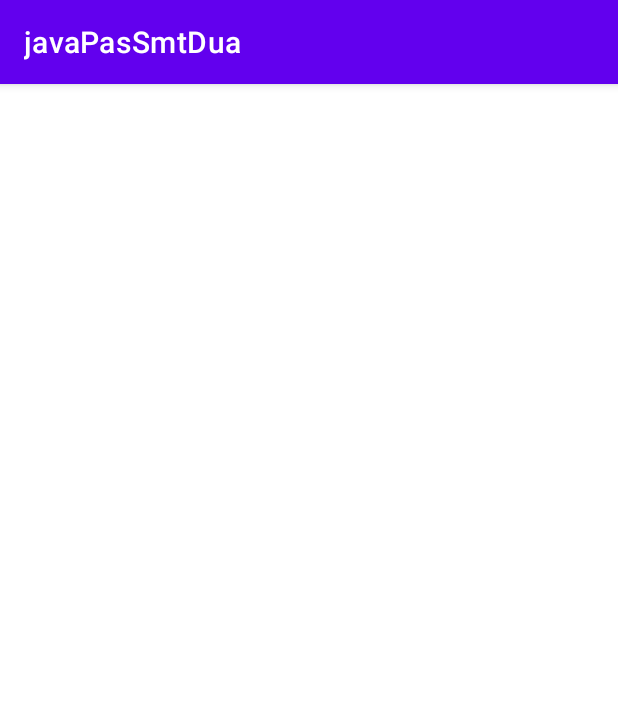
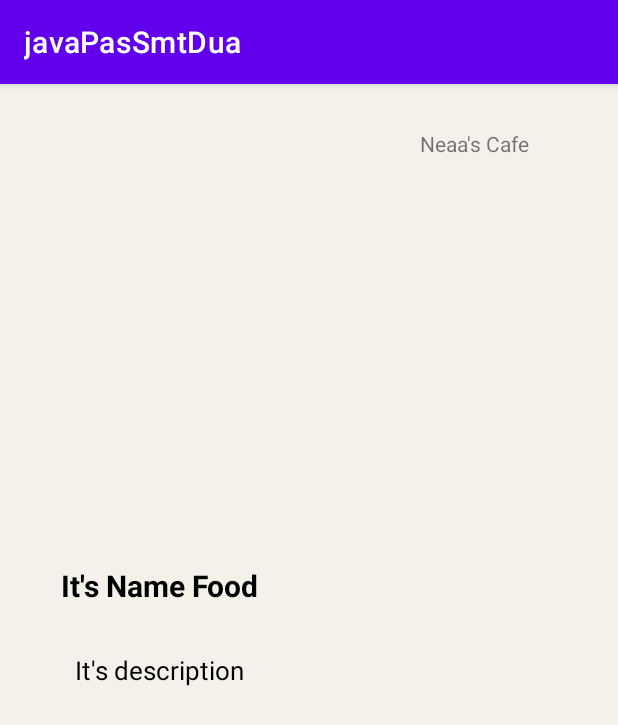
Before and after one commit to AlyaaRana/RecycleView, an Android app: the DetailPage screen opened directly, with no data from a screen before it, on a phone screen of 412 x 824 dp. Shown: the top 725 px of the screen. Run offline under Robolectric (Android 15) with nearby library versions, the light colour scheme and no system bars; pictures from the network do not load; 3 statements that could not run were skipped.

Commit message:
layout/detail-team-page

```diff
--- a/app/src/main/java/com/example/javapassmtdua/DetailPage.java
+++ b/app/src/main/java/com/example/javapassmtdua/DetailPage.java
@@ -2,13 +2,43 @@ package com.example.javapassmtdua;
 
 import androidx.appcompat.app.AppCompatActivity;
 
+import android.content.Intent;
 import android.os.Bundle;
+import android.widget.ImageView;
+import android.widget.TextView;
+
+import com.bumptech.glide.Glide;
+import com.bumptech.glide.request.RequestOptions;
+
+import java.util.ArrayList;
 
 public class DetailPage extends AppCompatActivity {
+
+    Intent i;
+    EPLListFood eplListFood;
+    TextView tv_nameMenu, tv_decsMenu;
+    ImageView iv_imgMenu;
+
 
     @Override
     protected void onCreate(Bundle savedInstanceState) {
         super.onCreate(savedInstanceState);
         setContentView(R.layout.activity_detail_page);
+
+        i = getIntent();
+        eplListFood = (EPLListFood)  i.getParcelableExtra("myfood");
+
+        tv_nameMenu= findViewById(R.id.tv_nameMenu);
+        tv_nameMenu.setText(eplListFood.getStrName());
+
+        tv_decsMenu= findViewById(R.id.tv_decs_Menu);
+        tv_decsMenu.setText(eplListFood.getStrDesc());
+
+        iv_imgMenu= findViewById(R.id.iv_imgMenu);
+//        ivImgLogoTeam.setImageResource(eplTeamModel.getStrTeamBadge());
+        Glide.with(DetailPage.this)
+                .load(eplListFood.getStrImage())
+                .apply(new RequestOptions().override(350, 550))
+                .into(iv_imgMenu);
     }
 }
--- a/app/src/main/java/com/example/javapassmtdua/MainActivity.java
+++ b/app/src/main/java/com/example/javapassmtdua/MainActivity.java
@@ -8,6 +8,7 @@ import android.content.Intent;
 import android.os.Bundle;
 import android.util.Log;
 import android.view.View;
+import android.widget.ImageView;
 import android.widget.ProgressBar;
 import android.widget.Toast;
 
@@ -26,6 +27,8 @@ public class MainActivity extends AppCompatActivity implements DataAdapter.DataA
 
     RecyclerView rv_listext;
     ArrayList<EPLListFood> ListDataEPLFood;
+
+    private ImageView ivDelete;
     private DataAdapter adapterData;
 
     public void getEPLOnline(){
@@ -77,6 +80,8 @@ public class MainActivity extends AppCompatActivity implements DataAdapter.DataA
                     });
     }
 
+
+
     @Override
     protected void onCreate(Bundle savedInstanceState) {
         super.onCreate(savedInstanceState);
--- a/app/src/main/res/layout/activity_detail_page.xml
+++ b/app/src/main/res/layout/activity_detail_page.xml
@@ -1,9 +1,56 @@
 <?xml version="1.0" encoding="utf-8"?>
-<androidx.constraintlayout.widget.ConstraintLayout xmlns:android="http://schemas.android.com/apk/res/android"
+<LinearLayout
+    xmlns:android="http://schemas.android.com/apk/res/android"
     xmlns:app="http://schemas.android.com/apk/res-auto"
     xmlns:tools="http://schemas.android.com/tools"
     android:layout_width="match_parent"
     android:layout_height="match_parent"
+    android:orientation="vertical"
+    android:background="@color/clr2"
     tools:context=".DetailPage">
 
-</androidx.constraintlayout.widget.ConstraintLayout>
+
+    <TextView
+        android:layout_marginLeft="280dp"
+        android:layout_width="match_parent"
+        android:layout_height="wrap_content"
+        android:text="Neaa's Cafe"
+        android:layout_marginTop="30dp"
+        android:layout_marginBottom="40dp"/>
+
+    <ImageView
+        android:id="@+id/iv_imgMenu"
+        android:layout_gravity="center"
+        android:layout_width="221dp"
+        android:layout_height="221dp"
+        tools:srcCompat="@tools:sample/avatars" />
+
+    <LinearLayout
+        android:layout_width="wrap_content"
+        android:layout_height="wrap_content"
+        android:layout_marginLeft="40dp"
+        android:orientation="vertical">
+
+        <TextView
+            android:id="@+id/tv_nameMenu"
+            android:textSize="20dp"
+            android:layout_width="match_parent"
+            android:layout_height="wrap_content"
+            android:layout_marginTop="10dp"
+            android:layout_marginBottom="25dp"
+            android:gravity="center"
+            android:textColor="@color/black"
+            android:textStyle="bold"
+            android:text="It's Name Food" />
+
+        <TextView
+            android:id="@+id/tv_decs_Menu"
+            android:textSize="17dp"
+            android:layout_width="match_parent"
+            android:layout_height="wrap_content"
+            android:layout_marginTop="5dp"
+            android:gravity="center"
+            android:textColor="@color/black"
+            android:text="It's description" />
+    </LinearLayout>
+</LinearLayout>
```
Also changed, not shown: app/src/main/res/drawable/shape_rounded.xml (added, +15 -0 lines), app/src/main/res/layout/item_layout.xml (+13 -5 lines), app/src/main/res/drawable/delete.jpg (added), app/src/main/res/drawable/deletee.jpg (added).
